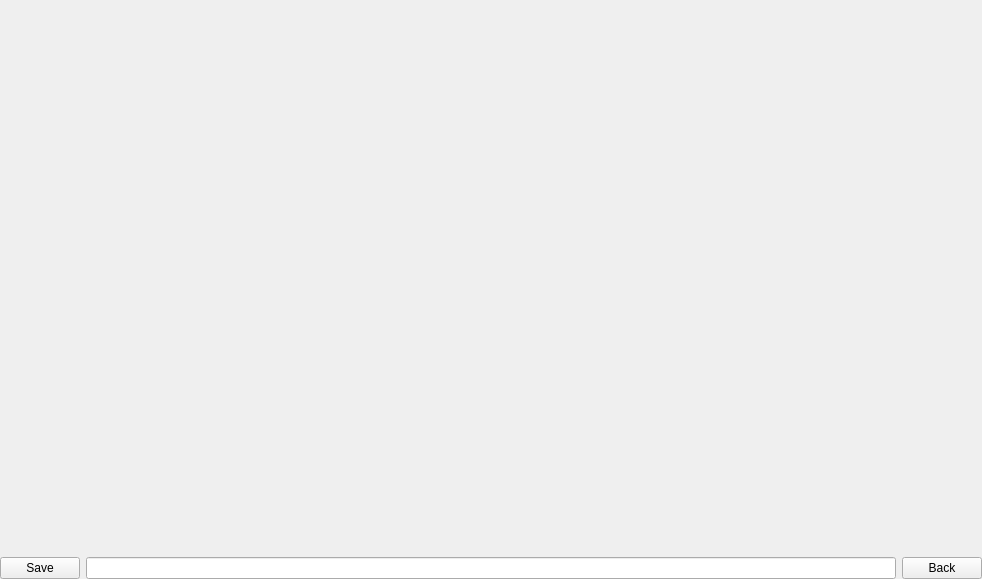
This is face/layout/capture.ui in 00-01/an-nyung as Qt 5 draws it before an edit. The edited form follows.
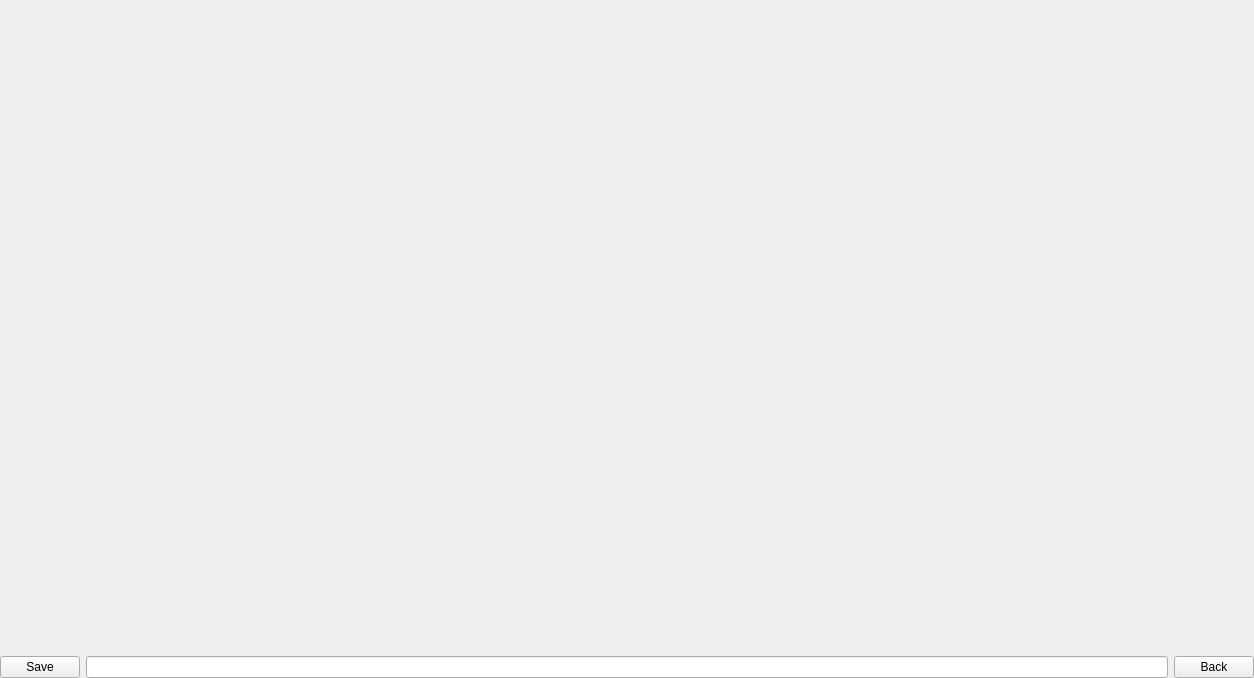
This is the edited form.

Commit message: view에 뿌리는 이미지 scale처리 완료 capture할때 ROI영역 출력

Patch:
```diff
--- a/face/layout/capture.ui
+++ b/face/layout/capture.ui
@@ -2,14 +2,29 @@
 <ui version="4.0">
  <class>Form</class>
  <widget class="QWidget" name="Form">
+  <property name="enabled">
+   <bool>true</bool>
+  </property>
   <property name="geometry">
    <rect>
     <x>0</x>
     <y>0</y>
-    <width>982</width>
-    <height>579</height>
+    <width>1254</width>
+    <height>678</height>
    </rect>
   </property>
+  <property name="sizePolicy">
+   <sizepolicy hsizetype="Fixed" vsizetype="Fixed">
+    <horstretch>0</horstretch>
+    <verstretch>0</verstretch>
+   </sizepolicy>
+  </property>
+  <property name="maximumSize">
+   <size>
+    <width>1280</width>
+    <height>960</height>
+   </size>
+  </property>
   <property name="windowTitle">
    <string>Form</string>
   </property>
```
Left out of the diff: 3 changed lines with no effect on the pictures. The commit also changes 26 other files.
